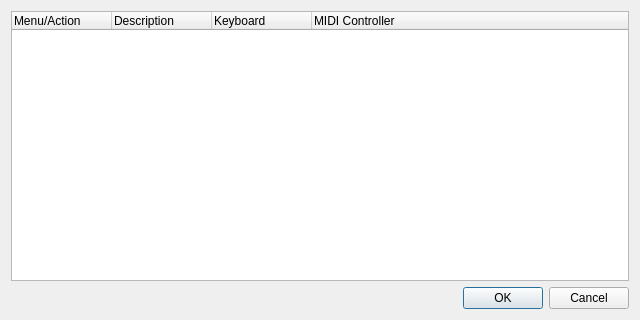
The window that src/qtractorShortcutForm.ui (rncbc/qtractor) describes before a commit, drawn with Qt 5.
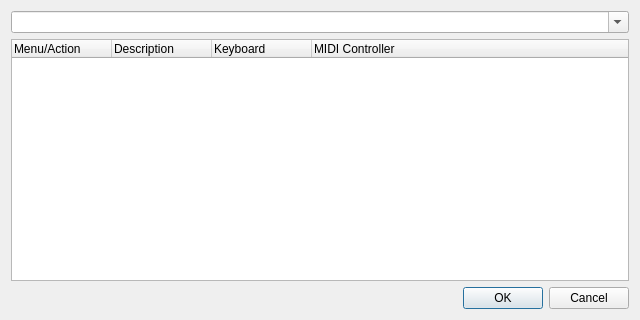
The same window after the commit. Icons and pictures are not drawn.

Commit message: - Help/Shortcuts... search tool gets implemented. (EXPERIMENTAL)

```diff
--- a/src/qtractorShortcutForm.ui
+++ b/src/qtractorShortcutForm.ui
@@ -37,6 +37,22 @@
    <iconset theme="helpShortcuts" />
   </property>
   <layout class="QVBoxLayout">
+   <item>
+    <widget class="QComboBox" name="ShortcutSearchComboBox" >
+     <property name="minimumSize" >
+      <size>
+       <width>320</width>
+       <height>0</height>
+      </size>
+     </property>
+     <property name="toolTip" >
+      <string>Shortcut search string (regular expression)</string>
+     </property>
+     <property name="editable" >
+      <bool>true</bool>
+     </property>
+    </widget>
+   </item>
    <item>
     <widget class="QTreeWidget" name="ShortcutTable">
      <property name="tabKeyNavigation">
```
Left out of the diff: 3 changed lines with no effect on the pictures. The commit also changes 6 other files.
